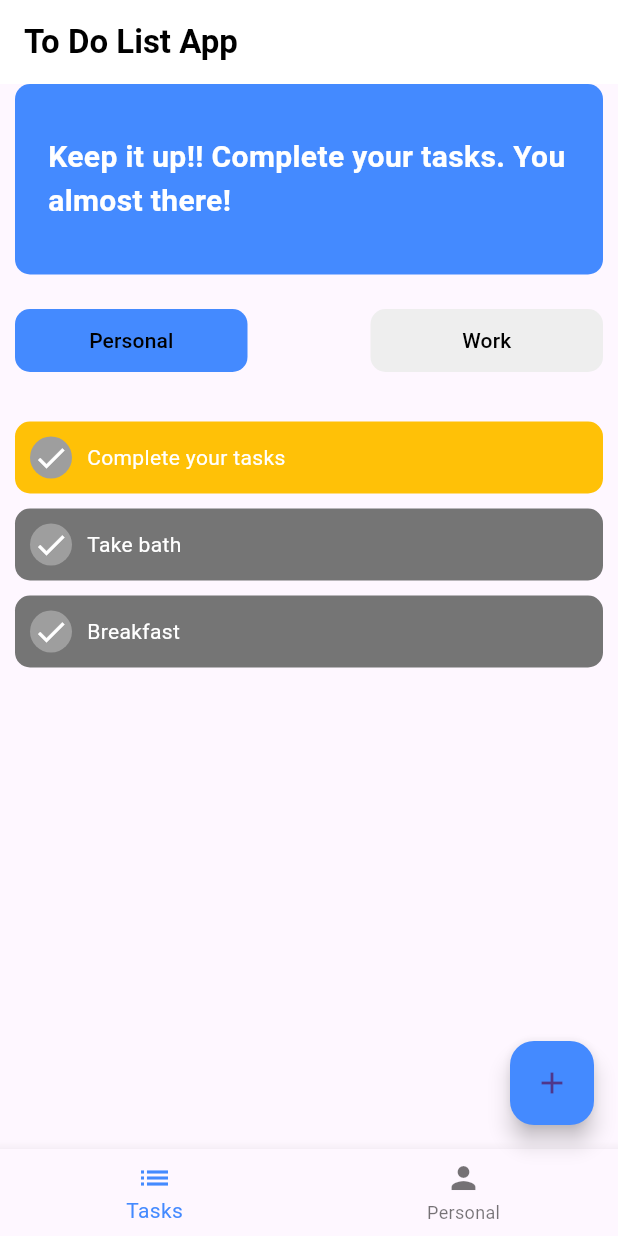
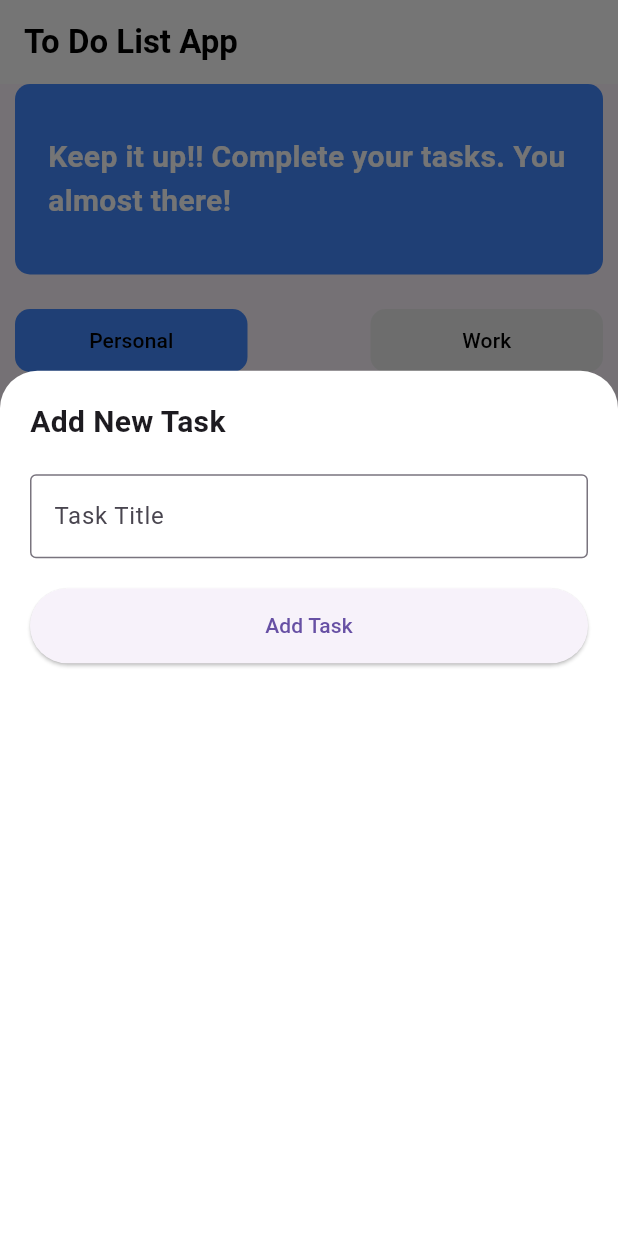
Before and after one commit to anggadiki/To-do-list-, a Flutter app: the screen it shows after launch, after a tap on the "add" icon, on a phone screen of 412 x 824 dp. Run offline on Flutter 3.47's test engine with Material 3 defaults, Android fonts, the phone set to English and light mode, and no system bars.

Commit message:
feat: create add task modal

```diff
--- /dev/null
+++ b/lib/components/add_task_modal.dart
@@ -0,0 +1,48 @@
+import 'package:flutter/material.dart';
+
+class AddTaskModal extends StatelessWidget {
+  final Function(String title) onTaskAdded;
+
+  const AddTaskModal({super.key, required this.onTaskAdded});
+
+  @override
+  Widget build(BuildContext context) {
+    final TextEditingController taskController = TextEditingController();
+
+    return Padding(
+      padding: const EdgeInsets.all(20.0),
+      child: Column(
+        crossAxisAlignment: CrossAxisAlignment.start,
+        mainAxisSize: MainAxisSize.min,
+        children: [
+          const Text(
+            "Add New Task",
+            style: TextStyle(fontSize: 20.0, fontWeight: FontWeight.bold),
+          ),
+          const SizedBox(height: 20),
+          TextField(
+            controller: taskController,
+            decoration: const InputDecoration(
+              labelText: 'Task Title',
+              border: OutlineInputBorder(),
+            ),
+          ),
+          const SizedBox(height: 20),
+          ElevatedButton(
+            onPressed: () {
+              final taskTitle = taskController.text;
+              if (taskTitle.isNotEmpty) {
+                onTaskAdded(taskTitle); // Panggil callback dengan data
+                Navigator.pop(context); // Tutup modal
+              }
+            },
+            style: ElevatedButton.styleFrom(
+              minimumSize: const Size(double.infinity, 50),
+            ),
+            child: const Text('Add Task'),
+          ),
+        ],
+      ),
+    );
+  }
+}
--- a/lib/pages/home.dart
+++ b/lib/pages/home.dart
@@ -1,4 +1,5 @@
 import 'package:flutter/material.dart';
+import 'package:try_flutter_app/components/add_task_modal.dart';
 
 class HomePage extends StatefulWidget {
   const HomePage({super.key});
@@ -8,12 +9,41 @@ class HomePage extends StatefulWidget {
 }
 
 class _HomePageState extends State<HomePage> {
-  int _selectedIndex = 0; // Untuk melacak indeks yang dipilih
+  int _selectedIndex = 0;
+  final List<String> tasks = []; // Menyimpan daftar tugas
 
   void _onItemTapped(int index) {
     setState(() {
-      _selectedIndex = index; // Mengubah indeks yang dipilih
+      _selectedIndex = index;
     });
+  }
+
+  void _showAddTaskModal(BuildContext context) {
+    showModalBottomSheet(
+      context: context,
+      isScrollControlled: true,
+      backgroundColor: Colors.white,
+      shape: const RoundedRectangleBorder(
+        borderRadius: BorderRadius.vertical(top: Radius.circular(25.0)),
+      ),
+      builder: (context) {
+        return DraggableScrollableSheet(
+          expand: false,
+          initialChildSize: 0.7,
+          minChildSize: 0.5,
+          maxChildSize: 0.9,
+          builder: (_, controller) {
+            return AddTaskModal(
+              onTaskAdded: (title) {
+                setState(() {
+                  tasks.add(title);
+                });
+              },
+            );
+          },
+        );
+      },
+    );
   }
 
   @override
@@ -29,6 +59,7 @@ class _HomePageState extends State<HomePage> {
       ),
       body: Column(
         children: [
+          // Kotak motivasi
           Container(
             height: 127.0,
             decoration: BoxDecoration(
@@ -55,7 +86,8 @@ class _HomePageState extends State<HomePage> {
               ],
             ),
           ),
-          const SizedBox(height: 20), // Jarak antara kotak dan tombol
+          const SizedBox(height: 20),
+          // Tombol navigasi Personal dan Work
           Padding(
             padding: const EdgeInsets.symmetric(horizontal: 10.0),
             child: Row(
@@ -65,16 +97,11 @@ class _HomePageState extends State<HomePage> {
                   style: TextButton.styleFrom(
                     backgroundColor: Colors.blueAccent,
                     fixedSize: const Size(155, 42),
-                    padding: const EdgeInsets.symmetric(
-                      vertical: 10.0,
-                    ),
                     shape: const RoundedRectangleBorder(
                       borderRadius: BorderRadius.all(Radius.circular(10.0)),
                     ),
                   ),
-                  onPressed: () {
-                    // Logika untuk navigasi ke "Personal"
-                  },
+                  onPressed: () {},
                   child: const Text("Personal",
                       style: TextStyle(color: Colors.black)),
                 ),
@@ -82,16 +109,11 @@ class _HomePageState extends State<HomePage> {
                   style: TextButton.styleFrom(
                     backgroundColor: Colors.grey.shade200,
                     fixedSize: const Size(155, 42),
-                    padding: const EdgeInsets.symmetric(
-                      vertical: 10.0,
-                    ),
                     shape: const RoundedRectangleBorder(
                       borderRadius: BorderRadius.all(Radius.circular(10.0)),
                     ),
                   ),
-                  onPressed: () {
-                    // Logika untuk navigasi ke "Work"
-                  },
+                  onPressed: () {},
                   child:
                       const Text("Work", style: TextStyle(color: Colors.black)),
                 ),
@@ -101,33 +123,11 @@ class _HomePageState extends State<HomePage> {
           const SizedBox(height: 30),
           // Daftar tugas
           Expanded(
-            child: ListView(
+            child: ListView.builder(
               padding: const EdgeInsets.symmetric(horizontal: 10.0),
-              children: [
-                Container(
-                  decoration: const BoxDecoration(
-                    color: Colors.amber,
-                    borderRadius: BorderRadius.all(Radius.elliptical(10, 10)),
-                  ),
-                  margin: const EdgeInsets.only(bottom: 10.0),
-                  padding: const EdgeInsets.symmetric(
-                      vertical: 10.0, horizontal: 10.0),
-                  child: Row(children: [
-                    Container(
-                      alignment: Alignment.center,
-                      padding: const EdgeInsets.all(2.0),
-                      margin: const EdgeInsets.only(right: 10.0),
-                      decoration: const BoxDecoration(
-                        color: Colors.grey,
-                        shape: BoxShape.circle,
-                      ),
-                      child: const Icon(Icons.check, color: Colors.white),
-                    ),
-                    const Text("Complete your tasks",
-                        style: TextStyle(color: Colors.white)),
-                  ]),
-                ),
-                Container(
+              itemCount: tasks.length,
+              itemBuilder: (context, index) {
+                return Container(
                   decoration: BoxDecoration(
                     color: Colors.grey.shade600,
                     borderRadius:
@@ -135,55 +135,33 @@ class _HomePageState extends State<HomePage> {
                   ),
                   margin: const EdgeInsets.only(bottom: 10.0),
                   padding: const EdgeInsets.symmetric(
-                      vertical: 10.0, horizontal: 10.0),
-                  child: Row(children: [
-                    Container(
-                      alignment: Alignment.center,
-                      padding: const EdgeInsets.all(2.0),
-                      margin: const EdgeInsets.only(right: 10.0),
-                      decoration: const BoxDecoration(
-                        color: Colors.grey,
-                        shape: BoxShape.circle,
+                    vertical: 10.0,
+                    horizontal: 10.0,
+                  ),
+                  child: Row(
+                    children: [
+                      Container(
+                        alignment: Alignment.center,
+                        padding: const EdgeInsets.all(2.0),
+                        margin: const EdgeInsets.only(right: 10.0),
+                        decoration: const BoxDecoration(
+                          color: Colors.grey,
+                          shape: BoxShape.circle,
+                        ),
+                        child: const Icon(Icons.check, color: Colors.white),
                       ),
-                      child: const Icon(Icons.check, color: Colors.white),
-                    ),
-                    const Text("Take bath",
-                        style: TextStyle(color: Colors.white)),
-                  ]),
-                ),
-                Container(
-                  decoration: BoxDecoration(
-                    color: Colors.grey.shade600,
-                    borderRadius:
-                        const BorderRadius.all(Radius.elliptical(10, 10)),
+                      Text(tasks[index],
+                          style: const TextStyle(color: Colors.white)),
+                    ],
                   ),
-                  margin: const EdgeInsets.only(bottom: 10.0),
-                  padding: const EdgeInsets.symmetric(
-                      vertical: 10.0, horizontal: 10.0),
-                  child: Row(children: [
-                    Container(
-                      alignment: Alignment.center,
-                      padding: const EdgeInsets.all(2.0),
-                      margin: const EdgeInsets.only(right: 10.0),
-                      decoration: const BoxDecoration(
-                        color: Colors.grey,
-                        shape: BoxShape.circle,
-                      ),
-                      child: const Icon(Icons.check, color: Colors.white),
-                    ),
-                    const Text("Breakfast",
-                        style: TextStyle(color: Colors.white)),
-                  ]),
-                ),
-              ],
+                );
+              },
             ),
           ),
         ],
       ),
       floatingActionButton: FloatingActionButton(
-        onPressed: () {
-          // Logika untuk menambahkan tugas baru
-        },
+        onPressed: () => _showAddTaskModal(context),
         backgroundColor: Colors.blueAccent,
         child: const Icon(Icons.add),
       ),
```
